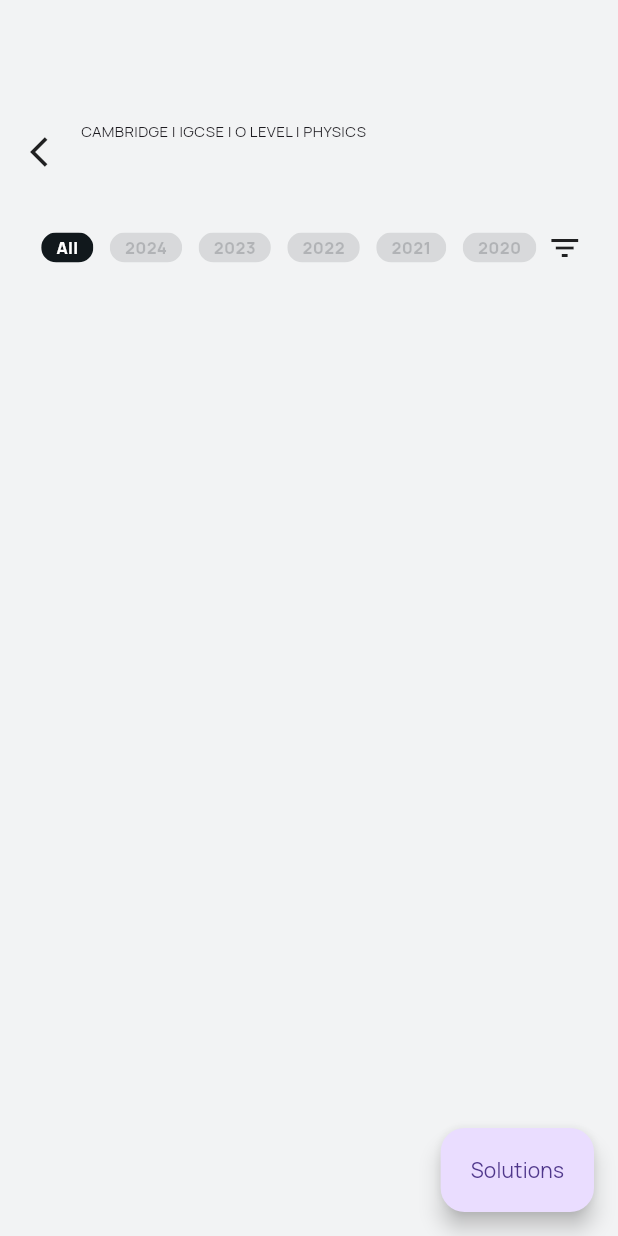
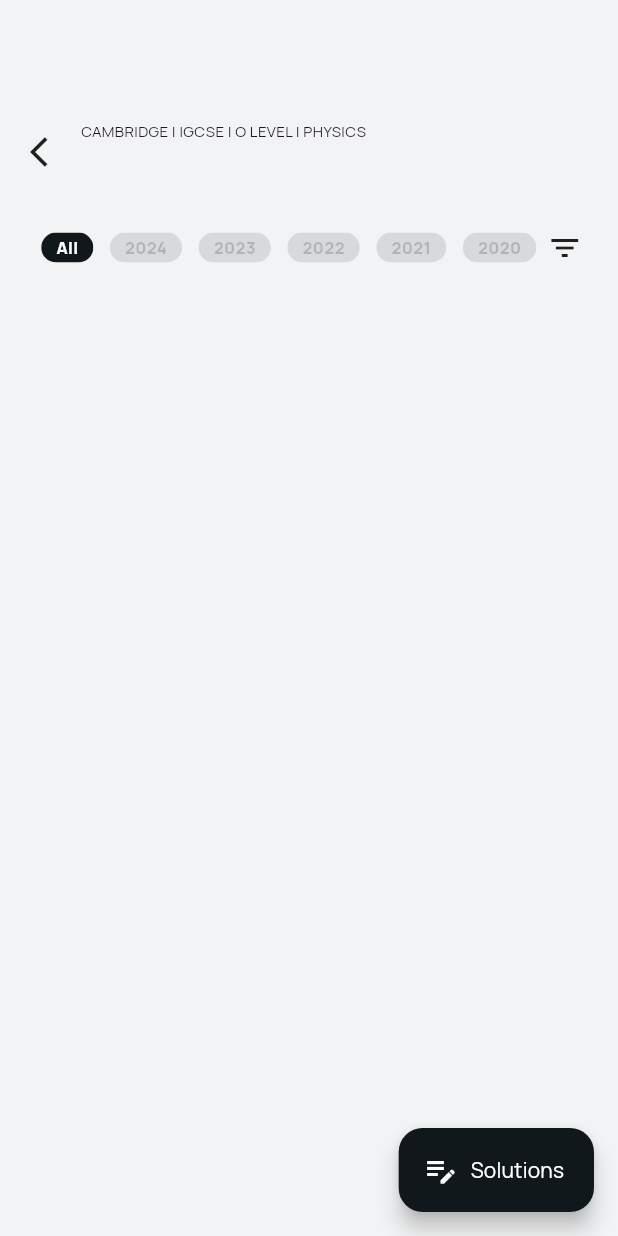
Before and after one commit to tinashemahwenda/reviza_app, a Flutter app: the QuestionsPage screen opened directly with empty values, on a phone screen of 412 x 824 dp. Run offline on Flutter 3.47's test engine with Material 3 defaults, Android fonts, the phone set to English and light mode, and no system bars; our stand-ins replace lottie, typewritertext.

```diff
--- a/lib/screens/questions_page.dart
+++ b/lib/screens/questions_page.dart
@@ -112,7 +112,17 @@ class _QuestionsPageState extends State<QuestionsPage> {
         ),
         floatingActionButton: FloatingActionButton.extended(
           onPressed: () {},
-          label: Text('Solutions'),
+          label: Text(
+            'Solutions',
+            style: TextStyle(
+              color: Colors.white,
+            ),
+          ),
+          backgroundColor: AppColor.darkBlue,
+          icon: Icon(
+            Icons.edit_note_outlined,
+            color: Colors.white,
+          ),
         ));
   }
 }
```
